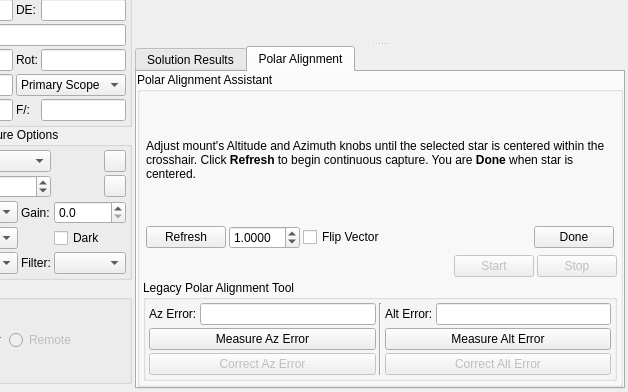
Before: the Qt Designer form kstars/ekos/align/align.ui in KDE/kstars, drawn with Qt 5; both pictures show x 96 to 724 and y 235 to 627 of the 724 by 627 pixel window.
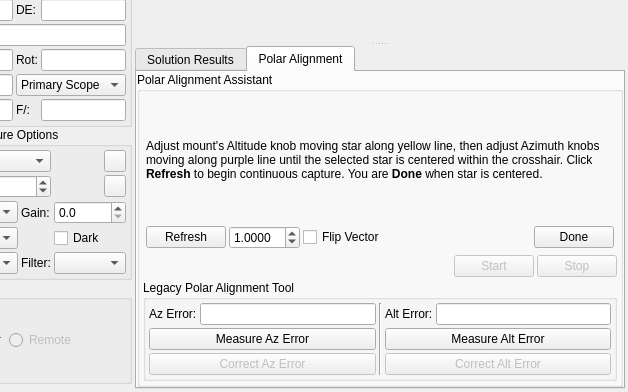
After: the same form once the commit is applied. The open tabs and pages were chosen to show the change. Custom widgets are drawn as their Qt base class.

Patch:
```diff
--- a/kstars/ekos/align/align.ui
+++ b/kstars/ekos/align/align.ui
@@ -1516,7 +1516,7 @@
                <item>
                 <widget class="QLabel" name="refreshText">
                  <property name="text">
-                  <string>&lt;p&gt;Adjust mount's Altitude and Azimuth knobs until the selected star is centered within the crosshair. Click &lt;b&gt;Refresh&lt;/b&gt; to begin continuous capture. You are &lt;b&gt;Done&lt;/b&gt; when star is centered.&lt;/p&gt;</string>
+                  <string>&lt;p&gt;Adjust mount's Altitude knob moving star along yellow line, then adjust Azimuth knobs moving along purple line until the selected star is centered within the crosshair. Click &lt;b&gt;Refresh&lt;/b&gt; to begin continuous capture. You are &lt;b&gt;Done&lt;/b&gt; when star is centered.&lt;/p&gt;</string>
                  </property>
                  <property name="wordWrap">
                   <bool>true</bool>
```
